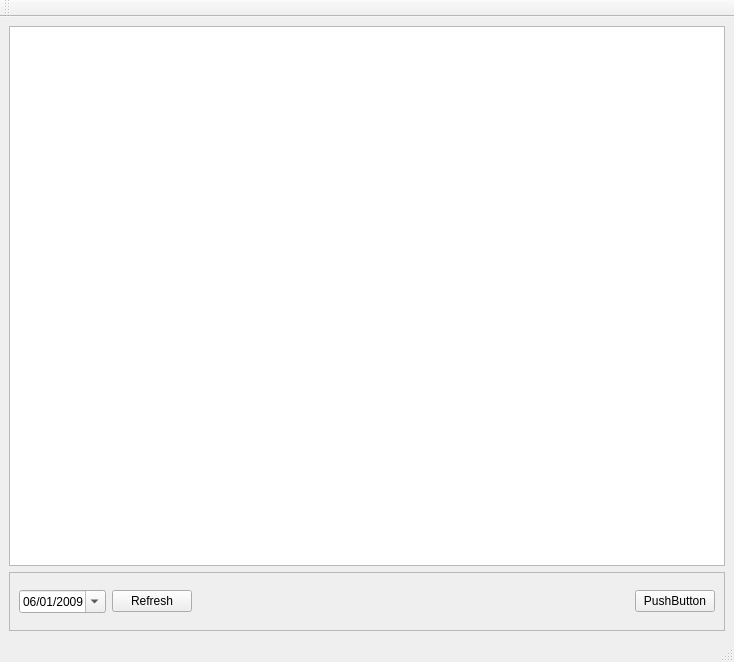
Old version of the form clients/tlist/timeedit.ui in the repository gam3/trasker.
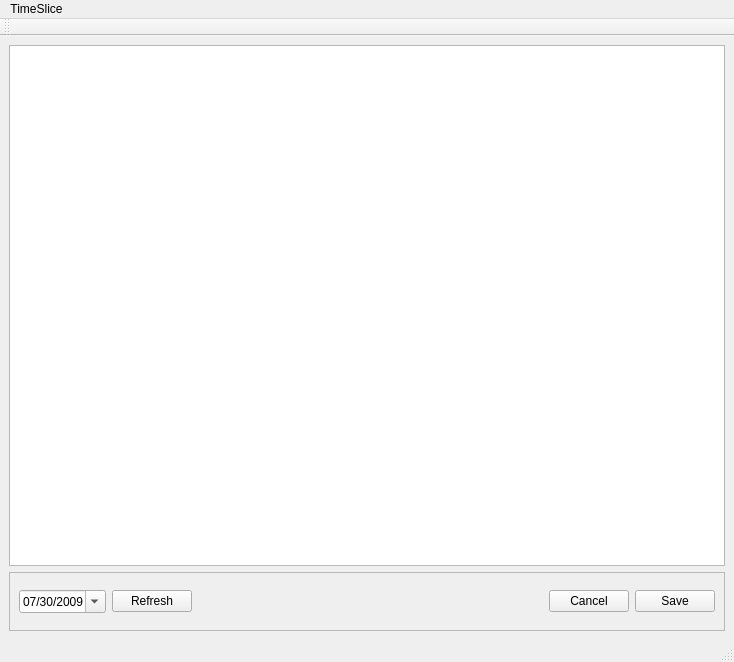
New version of the form.

```diff
--- a/clients/tlist/timeedit.ui
+++ b/clients/tlist/timeedit.ui
@@ -48,7 +48,7 @@
           </sizepolicy>
          </property>
          <property name="text">
-          <string>PushButton</string>
+          <string>Save</string>
          </property>
         </widget>
        </item>
@@ -66,8 +66,8 @@
            <minute>0</minute>
            <second>0</second>
            <year>2009</year>
-           <month>6</month>
-           <day>1</day>
+           <month>7</month>
+           <day>30</day>
           </datetime>
          </property>
          <property name="minimumDate">
@@ -83,6 +83,13 @@
          <property name="calendarPopup">
           <bool>true</bool>
          </property>
+         <property name="date">
+          <date>
+           <year>2009</year>
+           <month>7</month>
+           <day>30</day>
+          </date>
+         </property>
         </widget>
        </item>
        <item row="2" column="2">
@@ -105,6 +112,13 @@
          </property>
         </widget>
        </item>
+       <item row="2" column="3">
+        <widget class="QPushButton" name="cancelButton">
+         <property name="text">
+          <string>Cancel</string>
+         </property>
+        </widget>
+       </item>
       </layout>
      </widget>
     </item>
@@ -119,6 +133,13 @@
      <height>28</height>
     </rect>
    </property>
+   <widget class="QMenu" name="menuTimeSlice">
+    <property name="title">
+     <string>TimeSlice</string>
+    </property>
+    <addaction name="actionEdit"/>
+   </widget>
+   <addaction name="menuTimeSlice"/>
   </widget>
   <widget class="QStatusBar" name="statusbar"/>
   <widget class="QToolBar" name="toolBar">
```
Left out of the diff: 14 changed lines with no effect on the pictures.
